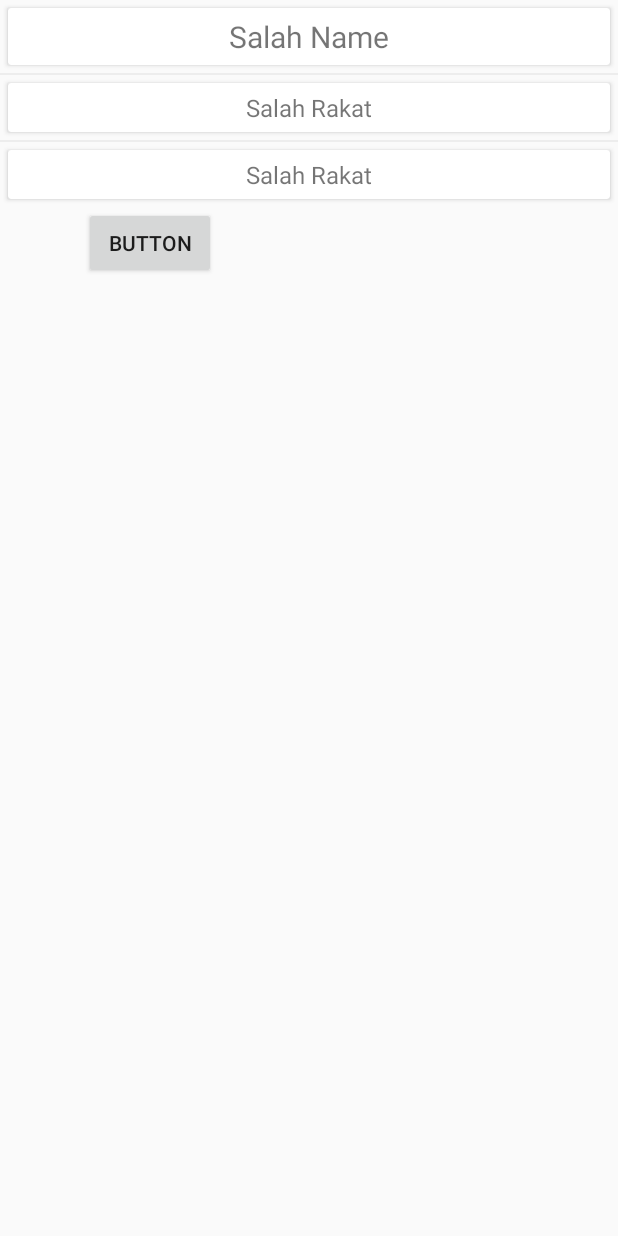
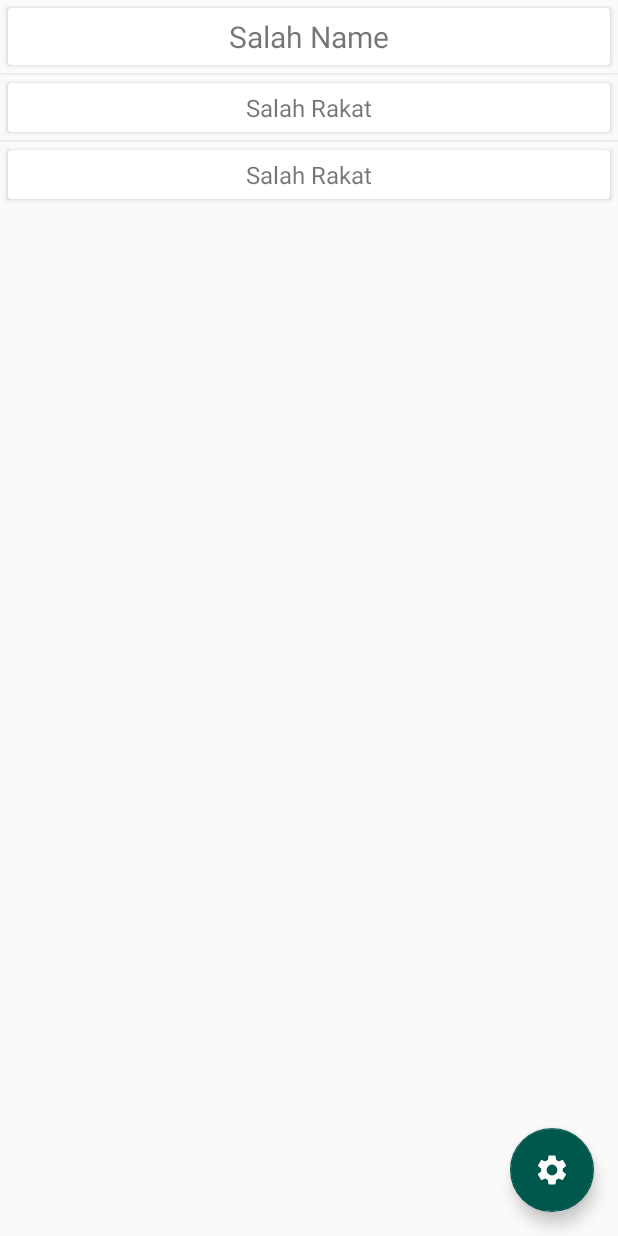
Before and after one commit to saiful-islam-niloy/Salah, an Android app: the NiyatActivity screen opened directly, with no data from a screen before it, on a phone screen of 412 x 824 dp. Run offline under Robolectric (Android 15) with nearby library versions, the phone set to English and light mode, and no system bars; 3 statements that could not run were skipped.

Commit message:
Floating Button Added(Setting)

```diff
--- a/app/src/main/java/com/niloy/salah/NiyatActivity.java
+++ b/app/src/main/java/com/niloy/salah/NiyatActivity.java
@@ -3,6 +3,7 @@ package com.niloy.salah;
 import android.content.Intent;
 import android.content.SharedPreferences;
 import android.database.Cursor;
+import android.support.design.widget.FloatingActionButton;
 import android.support.v7.app.ActionBar;
 import android.support.v7.app.AppCompatActivity;
 import android.os.Bundle;
@@ -16,6 +17,7 @@ import static com.niloy.salah.SettingActivity.BANGLA_FONT_SIZE;
 
 public class NiyatActivity extends AppCompatActivity {
     private TextView arabic, bangla, bangla2;
+    private FloatingActionButton fab;
     private String rakatId;
     private DbHandler dbHandler;
     private int arabicFontSize, banglaFontSize;
@@ -46,17 +48,13 @@ public class NiyatActivity extends AppCompatActivity {
         loadData();
         displayData();
 
-
-        Button b= (Button) findViewById(R.id.button1);
-        b.setOnClickListener(new View.OnClickListener()
-        {
+        fab = findViewById(R.id.fab);
+        fab.setOnClickListener(new View.OnClickListener() {
             @Override
-            public void onClick(View v) {
+            public void onClick(View view) {
                 Intent intent = new Intent(getApplicationContext(), SettingActivity.class);
                 startActivity(intent);
-
             }
-
         });
     }
 
--- a/app/src/main/res/drawable/setting.xml
+++ b/app/src/main/res/drawable/setting.xml
@@ -4,6 +4,6 @@
         android:viewportWidth="24"
         android:viewportHeight="24">
     <path
-        android:fillColor="#FF000000"
+        android:fillColor="#FFFFFF"
         android:pathData="M19.1,12.9a2.8,2.8 0,0 0,0.1 -0.9,2.8 2.8,0 0,0 -0.1,-0.9l2.1,-1.6a0.7,0.7 0,0 0,0.1 -0.6L19.4,5.5a0.7,0.7 0,0 0,-0.6 -0.2l-2.4,1a6.5,6.5 0,0 0,-1.6 -0.9l-0.4,-2.6a0.5,0.5 0,0 0,-0.5 -0.4H10.1a0.5,0.5 0,0 0,-0.5 0.4L9.3,5.4a5.6,5.6 0,0 0,-1.7 0.9l-2.4,-1a0.4,0.4 0,0 0,-0.5 0.2l-2,3.4c-0.1,0.2 0,0.4 0.2,0.6l2,1.6a2.8,2.8 0,0 0,-0.1 0.9,2.8 2.8,0 0,0 0.1,0.9L2.8,14.5a0.7,0.7 0,0 0,-0.1 0.6l1.9,3.4a0.7,0.7 0,0 0,0.6 0.2l2.4,-1a6.5,6.5 0,0 0,1.6 0.9l0.4,2.6a0.5,0.5 0,0 0,0.5 0.4h3.8a0.5,0.5 0,0 0,0.5 -0.4l0.3,-2.6a5.6,5.6 0,0 0,1.7 -0.9l2.4,1a0.4,0.4 0,0 0,0.5 -0.2l2,-3.4c0.1,-0.2 0,-0.4 -0.2,-0.6ZM12,15.6A3.6,3.6 0,1 1,15.6 12,3.6 3.6,0 0,1 12,15.6Z"/>
 </vector>
--- a/app/src/main/res/layout/activity_niyat.xml
+++ b/app/src/main/res/layout/activity_niyat.xml
@@ -1,13 +1,18 @@
 <?xml version="1.0" encoding="utf-8"?>
-<ScrollView xmlns:android="http://schemas.android.com/apk/res/android"
+<android.support.constraint.ConstraintLayout xmlns:android="http://schemas.android.com/apk/res/android"
     xmlns:app="http://schemas.android.com/apk/res-auto"
     xmlns:tools="http://schemas.android.com/tools"
     android:layout_width="match_parent"
     android:layout_height="match_parent"
+    android:orientation="vertical"
     tools:context=".NiyatActivity">
+    <ScrollView
+        android:layout_width="match_parent"
+        android:layout_height="match_parent">
         <LinearLayout
             android:layout_width="match_parent"
             android:layout_height="match_parent"
+            android:paddingBottom="50dp"
             android:orientation="vertical">
 
             <android.support.v7.widget.CardView
@@ -61,16 +66,17 @@
                     android:text="Salah Rakat" />
             </android.support.v7.widget.CardView>
 
-        <Button
-            android:id="@+id/button1"
+        </LinearLayout>
+    </ScrollView>
+
+    <android.support.design.widget.FloatingActionButton
+        android:id="@+id/fab"
         android:layout_width="wrap_content"
         android:layout_height="wrap_content"
-            android:layout_centerHorizontal="true"
-            android:layout_centerVertical="true"
-            android:layout_marginBottom="35dp"
-            android:layout_marginLeft="56dp"
-            android:text="Button" />
-
-    </LinearLayout>
-
-</ScrollView>
+        android:layout_gravity="bottom|end"
+        android:layout_margin="@dimen/fab_margin"
+        android:src="@drawable/setting"
+        app:backgroundTint="@color/colorPrimaryDark"
+        app:layout_constraintBottom_toBottomOf="parent"
+        app:layout_constraintEnd_toEndOf="parent" />
+</android.support.constraint.ConstraintLayout>
--- /dev/null
+++ b/app/src/main/res/values/dimens.xml
@@ -0,0 +1,3 @@
+<resources>
+    <dimen name="fab_margin">16dp</dimen>
+</resources>
```
Also changed, not shown: app/src/main/java/com/niloy/salah/AdapterRakat.java (+4 -43 lines), app/src/main/java/com/niloy/salah/CreateCustomDialog.java (deleted, +0 -41 lines), app/src/main/res/layout/custom_dialog.xml (deleted, +0 -53 lines). Lines whose indentation alone changed are shown as unchanged.
